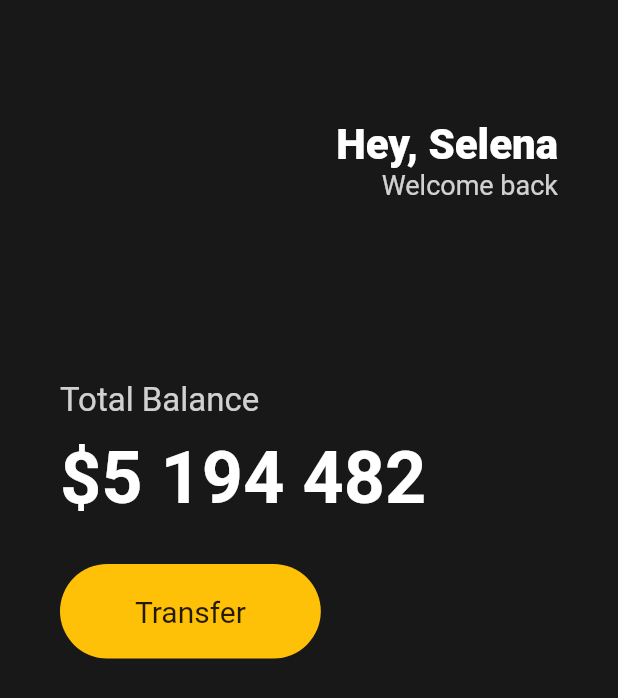
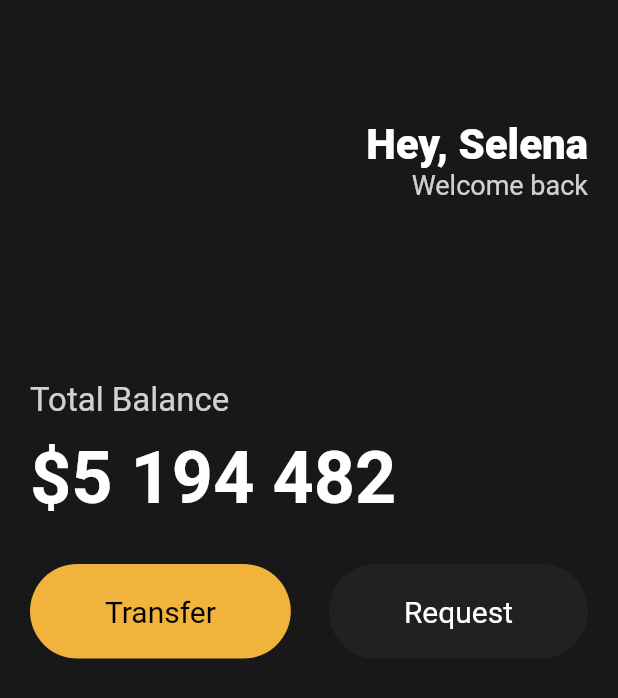
Before and after one commit to jon890/hello-flutter, a Flutter app: the screen it shows after launch, on a phone screen of 412 x 824 dp. Shown: the top 698 px of the screen. Run offline on Flutter 3.47's test engine with Material 2 defaults, Android fonts, the phone set to English and light mode, and no system bars.

Commit message:
:lipstick: My first widget!

```diff
--- a/lib/main.dart
+++ b/lib/main.dart
@@ -1,21 +1,24 @@
 import 'package:flutter/material.dart';
+import 'package:helloflutter/widgets/button.dart';
 
 void main() {
-  runApp(App());
+  runApp(const App());
 }
 
 class App extends StatelessWidget {
+  const App({super.key});
+
   @override
   Widget build(BuildContext context) {
     return MaterialApp(
       home: Scaffold(
-          backgroundColor: Color(0xFF181818),
+          backgroundColor: const Color(0xFF181818),
           body: Padding(
-              padding: EdgeInsets.symmetric(horizontal: 40),
+              padding: const EdgeInsets.symmetric(horizontal: 20),
               child: Column(
                 crossAxisAlignment: CrossAxisAlignment.start,
                 children: [
-                  SizedBox(
+                  const SizedBox(
                     height: 80,
                   ),
                   Row(
@@ -24,7 +27,7 @@ class App extends StatelessWidget {
                       Column(
                         crossAxisAlignment: CrossAxisAlignment.end,
                         children: [
-                          Text('Hey, Selena',
+                          const Text('Hey, Selena',
                               style: TextStyle(
                                   color: Colors.white,
                                   fontSize: 28,
@@ -37,33 +40,32 @@ class App extends StatelessWidget {
                       )
                     ],
                   ),
-                  SizedBox(height: 120),
+                  const SizedBox(height: 120),
                   Text("Total Balance",
                       style: TextStyle(
                           color: Colors.white.withOpacity(0.8), fontSize: 22)),
-                  SizedBox(
+                  const SizedBox(
                     height: 10,
                   ),
-                  Text("\$5 194 482",
+                  const Text("\$5 194 482",
                       style: TextStyle(
                           color: Colors.white,
                           fontSize: 48,
                           fontWeight: FontWeight.w600)),
-                  SizedBox(
+                  const SizedBox(
                     height: 30,
                   ),
                   Row(
+                    mainAxisAlignment: MainAxisAlignment.spaceBetween,
                     children: [
-                      Container(
-                          decoration: BoxDecoration(
-                              color: Colors.amber,
-                              borderRadius: BorderRadius.circular(45)),
-                          child: Padding(
-                            padding: EdgeInsets.symmetric(
-                                vertical: 20, horizontal: 50),
-                            child: Text("Transfer",
-                                style: TextStyle(fontSize: 20)),
-                          ))
+                      Button(
+                          text: "Transfer",
+                          bgColor: Color(0xFFF1B33B),
+                          textColor: Colors.black),
+                      Button(
+                          text: "Request",
+                          bgColor: Color(0xFF1F2123),
+                          textColor: Colors.white)
                     ],
                   )
                 ],
--- /dev/null
+++ b/lib/widgets/button.dart
@@ -0,0 +1,24 @@
+import 'package:flutter/material.dart';
+
+class Button extends StatelessWidget {
+  final String text;
+  final Color bgColor;
+  final Color textColor;
+
+  Button(
+      {super.key,
+      required this.text,
+      required this.bgColor,
+      required this.textColor});
+
+  @override
+  Widget build(BuildContext context) {
+    return Container(
+        decoration: BoxDecoration(
+            color: bgColor, borderRadius: BorderRadius.circular(45)),
+        child: Padding(
+          padding: const EdgeInsets.symmetric(vertical: 20, horizontal: 50),
+          child: Text(text, style: TextStyle(color: textColor, fontSize: 20)),
+        ));
+  }
+}
```
Also changed, not shown: 1 other file.
